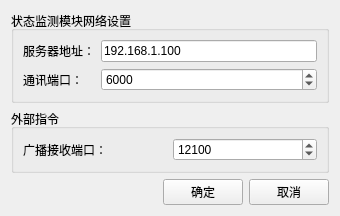
This is netsettingwindow.ui in MrXiaomao/NeutronCamera as Qt 5 draws it before an edit. The edited form follows.
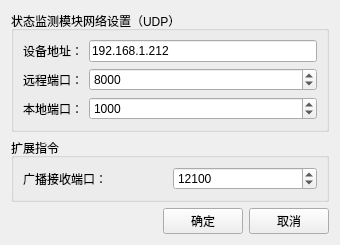
This is the edited form.

Commit message: 1、离线处理不启动采集模块功能 2、程序启动，提前创建好所有线程资源和内存资源，减少数据交换，提高采集效率 3、离线分析增加计数率三维图像显示效果

The edit to the form file:
```diff
--- a/netsettingwindow.ui
+++ b/netsettingwindow.ui
@@ -68,40 +68,57 @@
    <item row="0" column="0">
     <widget class="QGroupBox" name="groupBox_31">
      <property name="title">
-      <string>状态监测模块网络设置</string>
+      <string>状态监测模块网络设置（UDP）</string>
      </property>
      <layout class="QGridLayout" name="gridLayout_2">
+      <item row="2" column="2">
+       <widget class="QSpinBox" name="spinBox_portRemote">
+        <property name="maximum">
+         <number>65535</number>
+        </property>
+        <property name="singleStep">
+         <number>1</number>
+        </property>
+        <property name="value">
+         <number>8000</number>
+        </property>
+       </widget>
+      </item>
+      <item row="3" column="0">
+       <widget class="QLabel" name="label">
+        <property name="text">
+         <string>本地端口：</string>
+        </property>
+       </widget>
+      </item>
+      <item row="1" column="2">
+       <widget class="QLineEdit" name="lineEdit_ipRemote">
+        <property name="text">
+         <string>192.168.1.212</string>
+        </property>
+       </widget>
+      </item>
       <item row="1" column="0">
        <widget class="QLabel" name="label_2">
         <property name="text">
-         <string>服务器地址：</string>
-        </property>
-       </widget>
-      </item>
-      <item row="1" column="1">
-       <widget class="QLineEdit" name="lineEdit_ip">
-        <property name="text">
-         <string>192.168.1.100</string>
+         <string>设备地址：</string>
         </property>
        </widget>
       </item>
       <item row="2" column="0">
        <widget class="QLabel" name="label_3">
         <property name="text">
-         <string>通讯端口：</string>
+         <string>远程端口：</string>
         </property>
        </widget>
       </item>
-      <item row="2" column="1">
-       <widget class="QSpinBox" name="spinBox_port">
+      <item row="3" column="2">
+       <widget class="QSpinBox" name="spinBox_portLocal">
         <property name="maximum">
-         <number>65535</number>
-        </property>
-        <property name="singleStep">
-         <number>1</number>
+         <number>999999</number>
         </property>
         <property name="value">
-         <number>6000</number>
+         <number>1000</number>
         </property>
        </widget>
       </item>
@@ -124,7 +141,7 @@
    <item row="1" column="0">
     <widget class="QGroupBox" name="groupBox">
      <property name="title">
-      <string>外部指令</string>
+      <string>扩展指令</string>
      </property>
      <layout class="QGridLayout" name="gridLayout">
       <item row="0" column="1">
```
The commit also changes 12 other files.
